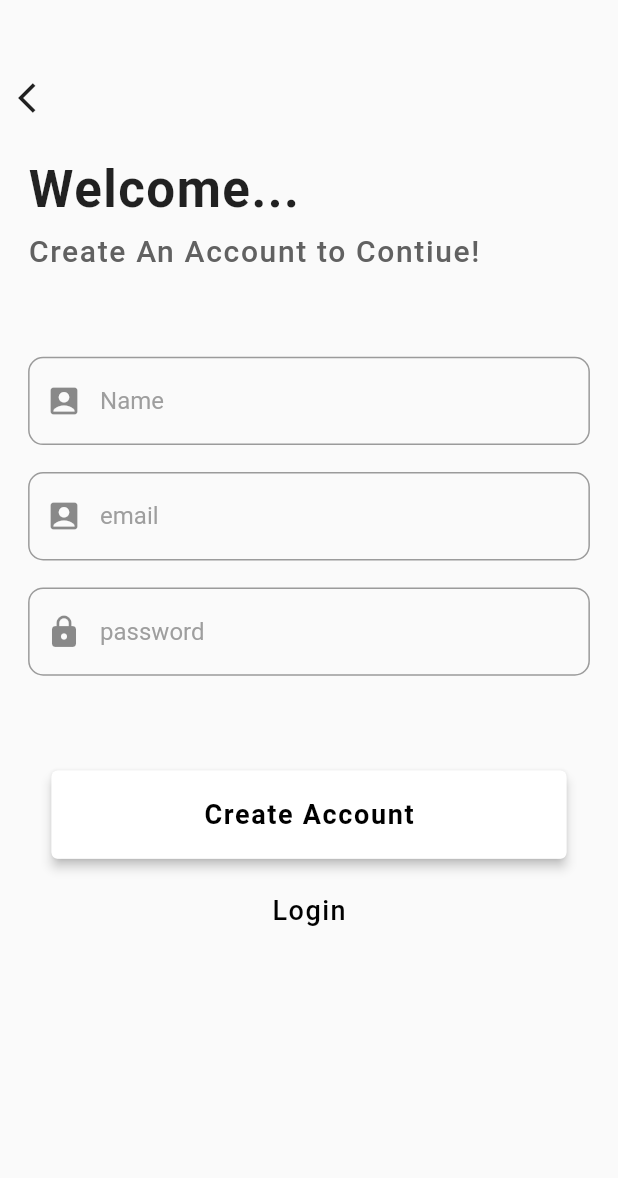
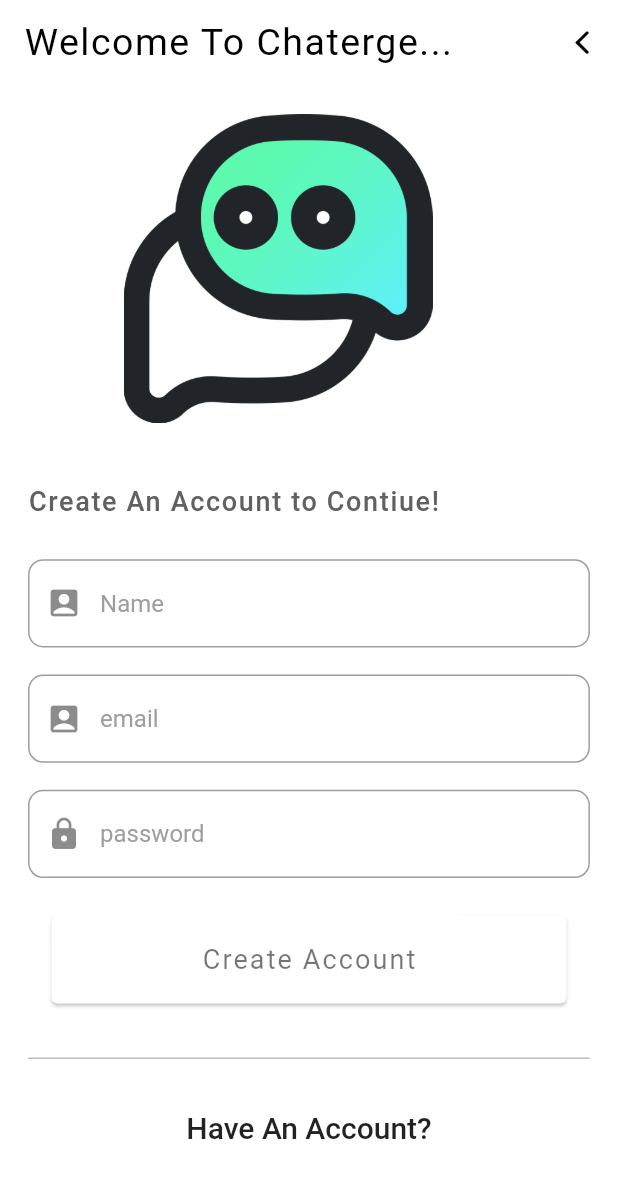
Before and after one commit to Jagmeet236/chaterge, a Flutter app: the signup screen opened directly, on a phone screen of 412 x 824 dp. Shown: the top 1178 px of the screen. Run offline on Flutter 3.47's test engine with Material 2 defaults, Android fonts, the phone set to English and light mode, and no system bars; our stand-ins replace cloud_firestore, firebase_auth, firebase_core, firebase_storage, google_fonts, image_picker and 1 more; accounts and stored records are empty; Roboto replaces fonts that are missing (Actor).

Commit message:
third pr

```diff
--- a/lib/Authentication/SignUp_screen.dart
+++ b/lib/Authentication/SignUp_screen.dart
@@ -1,9 +1,13 @@
 import 'package:chat_app/Authentication/Firebase_functions.dart';
 import 'package:chat_app/Authentication/LogIn_screen.dart';
 import 'package:chat_app/view/Home_screen.dart';
+import 'package:flutter/cupertino.dart';
 import 'package:flutter/material.dart';
+import 'package:google_fonts/google_fonts.dart';
 
-import '../view/liquid_transtion.dart';
+import '../animation/animation_screen.dart';
+import '../animation/page-transition_screen.dart';
+
 
 class signup extends StatefulWidget {
   @override
@@ -21,6 +25,26 @@ class _signupState extends State<signup> {
     final size = MediaQuery.of(context).size;
 
     return Scaffold(
+      backgroundColor: Colors.white,
+      appBar: AppBar(
+        automaticallyImplyLeading: false,
+        centerTitle: false,
+        title: const Text(
+          "Welcome To Chaterge...",
+          style: TextStyle(
+              letterSpacing: 1, fontSize: 25, fontWeight: FontWeight.w400),
+        ),
+        actions: [ IconButton(onPressed: () {
+          Navigator.pushReplacement(
+            context,
+            SlideTopRoute(
+              builder: (context) => const loginscreen(),
+            ),
+          );
+        },
+            icon: const Icon(CupertinoIcons.back)),],
+        elevation: 0,
+      ),
       body: isLoading
           ? Center(
               child: Container(
@@ -32,53 +56,40 @@ class _signupState extends State<signup> {
           : SingleChildScrollView(
               child: Column(
                 children: [
+
+                  SizedBox(
+                    height: size.height / 80,
+                  ),
+                  Padding(
+                    padding: const EdgeInsets.only(top: 10.0),
+
+                    child: Container(
+                        width:size.width/1,
+                        // height: size.height/4,
+                        child:ImageSlideAnimation(
+                          assetName:'images/chat.png',
+                          height: size.height/4,
+                        )
+                    ),
+                  ),
                   SizedBox(
                     height: size.height / 20,
                   ),
-                  Container(
-                    alignment: Alignment.centerLeft,
-                    width: size.width / 0.5,
-                    child: IconButton(
-                        icon: const Icon(Icons.arrow_back_ios),
-                        onPressed: () {
-                          Navigator.pushReplacement(
-                            context,
-                            FadePageRoute(
-                              builder: (context) => const loginscreen(),
-                            ),
-                          );
-                        }),
-                  ),
-                  SizedBox(
-                    height: size.height / 50,
-                  ),
-                  Container(
-                    width: size.width / 1.1,
-                    child: const Padding(
-                      padding: EdgeInsets.only(bottom: 10.0),
-                      child: Text(
-                        "Welcome...",
-                        style: TextStyle(
-                            fontSize: 34,
-                            fontWeight: FontWeight.bold,
-                            letterSpacing: 1),
-                      ),
-                    ),
-                  ),
+
                   Container(
                     width: size.width / 1.1,
                     child: Text(
                       "Create An Account to Contiue!",
                       style: TextStyle(
                           color: Colors.grey[700],
-                          fontSize: 20,
+                          fontSize: 18,
                           fontWeight: FontWeight.w500,
                           letterSpacing: 1.1),
                     ),
                   ),
-                  SizedBox(
-                    height: size.height / 20,
-                  ),
+SizedBox(height: size.height/80,),
+
+
                   Padding(
                     padding: const EdgeInsets.symmetric(vertical: 18.0),
                     child: Container(
@@ -101,11 +112,23 @@ class _signupState extends State<signup> {
                     ),
                   ),
                   SizedBox(
-                    height: size.height / 20,
+                    height: size.height / 300,
                   ),
                   customButton(size),
+                  SizedBox(
+                    height: size.height / 30,
+                  ),
+                  Container(
+                    width: size.width/1.1,
+                    child: const Divider(
+                      color: Colors.grey,
+                      height: 10.0,
+
+                    ),
+                  ),
+
                   Padding(
-                    padding: const EdgeInsets.all(20.0),
+                    padding: const EdgeInsets.only(top: 30.0),
                     child: GestureDetector(
                       onTap: () => Navigator.pushReplacement(
                         context,
@@ -113,13 +136,13 @@ class _signupState extends State<signup> {
                           builder: (context) => const loginscreen(),
                         ),
                       ),
-                      child: const Text(
-                        "Login",
-                        style: TextStyle(
-                            color: Colors.black,
-                            fontSize: 18,
-                            fontWeight: FontWeight.w500,
-                            letterSpacing: 1),
+                      child: Text(
+                        "Have An Account?",
+                        style:GoogleFonts.actor(
+                          fontSize: 20,
+                          fontWeight: FontWeight.w500,
+                          // fontStyle: FontStyle.italic,
+                        ),
                       ),
                     ),
                   )
@@ -162,7 +185,7 @@ class _signupState extends State<signup> {
         }
       },
       child: Card(
-        elevation: 3,
+        elevation: 1,
         child: Container(
           height: size.height / 14,
           width: size.width / 1.2,
@@ -173,11 +196,7 @@ class _signupState extends State<signup> {
           alignment: Alignment.center,
           child: const Text(
             "Create Account",
-            style: TextStyle(
-                color: Colors.black,
-                fontSize: 18,
-                fontWeight: FontWeight.bold,
-                letterSpacing: 1.1),
+            style: TextStyle(fontSize: 18, letterSpacing: 1.4,color:Colors.black54,),
           ),
         ),
       ),
--- /dev/null
+++ b/lib/animation/animation_screen.dart
@@ -0,0 +1,105 @@
+import 'package:flutter/material.dart';
+
+class ImageFadeAnimation extends StatefulWidget {
+  final String assetName;
+  final double height;
+
+  ImageFadeAnimation({required this.assetName, this.height = 200.0});
+
+  @override
+  _ImageFadeAnimationState createState() => _ImageFadeAnimationState();
+}
+
+class _ImageFadeAnimationState extends State<ImageFadeAnimation>
+    with SingleTickerProviderStateMixin {
+  late AnimationController _controller;
+  late Animation<double> _animation;
+
+  @override
+  void initState() {
+    super.initState();
+    _controller = AnimationController(
+      vsync: this,
+      duration: Duration(seconds: 3),
+    );
+    _animation = Tween<double>(begin: 0, end: 1).animate(_controller);
+    _controller.forward();
+  }
+
+  @override
+  void dispose() {
+    _controller.dispose();
+    super.dispose();
+  }
+
+  @override
+  Widget build(BuildContext context) {
+    return Padding(
+      padding: const EdgeInsets.only(top: 15.0),
+      child: Container(
+        height: widget.height,
+        child: AnimatedBuilder(
+          animation: _animation,
+          builder: (context, child) {
+            return Opacity(
+              opacity: _animation.value,
+              child: child,
+            );
+          },
+          child: Image.asset(
+            widget.assetName,
+          ),
+        ),
+      ),
+    );
+  }
+}
+
+class ImageSlideAnimation extends StatefulWidget {
+  final String assetName;
+  final double height;
+
+  ImageSlideAnimation({required this.assetName, this.height = 200.0});
+
+  @override
+  _ImageSlideAnimationState createState() => _ImageSlideAnimationState();
+}
+
+class _ImageSlideAnimationState extends State<ImageSlideAnimation>
+    with SingleTickerProviderStateMixin {
+  late AnimationController _controller;
+  late Animation<Offset> _animation;
+
+  @override
+  void initState() {
+    super.initState();
+    _controller = AnimationController(
+      vsync: this,
+      duration: Duration(seconds: 2),
+    );
+    _animation = Tween<Offset>(
+      begin: Offset(-1, 0),
+      end: Offset.zero,
+    ).animate(_controller);
+    _controller.forward();
+  }
+
+  @override
+  void dispose() {
+    _controller.dispose();
+    super.dispose();
+  }
+
+  @override
+  Widget build(BuildContext context) {
+    return Container(
+      height: widget.height,
+      child: SlideTransition(
+        position: _animation,
+        child:Image.asset(
+          widget.assetName,
+        ),
+      ),
+    );
+  }
+}
--- a/lib/view/Home_screen.dart
+++ b/lib/view/Home_screen.dart
@@ -60,7 +60,9 @@ class _HomeScreenState extends State<HomeScreen> {
         actions: [
           IconButton(onPressed: () {}, icon: const Icon(CupertinoIcons.search)),
           IconButton(
-              onPressed: () {},
+              onPressed: () {
+                logOut(context);
+              },
               icon: const Icon(CupertinoIcons.ellipsis_vertical)),
         ],
       ),
```
Also changed, not shown: lib/Authentication/LogIn_screen.dart (+46 -22 lines), lib/view/splash_Screen.dart (+31 -14 lines), pubspec.yaml (+17 -11 lines), lib/animation/page-transition_screen.dart (renamed from lib/view/liquid_transtion.dart), pubspec.lock, 1 other file.
